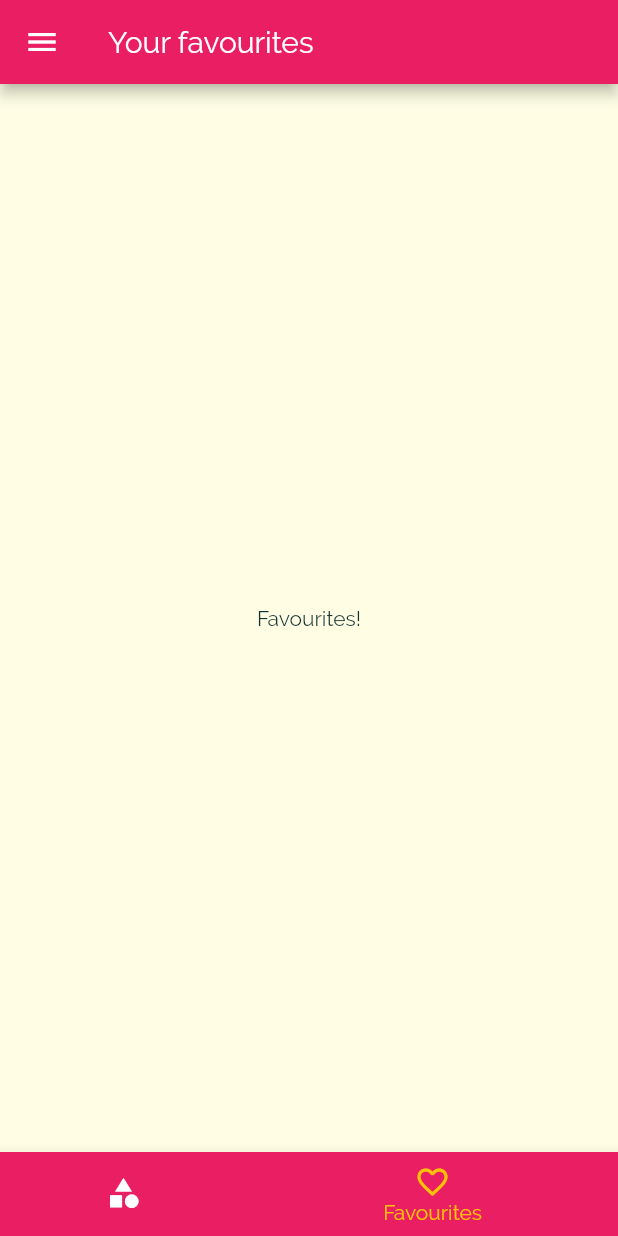
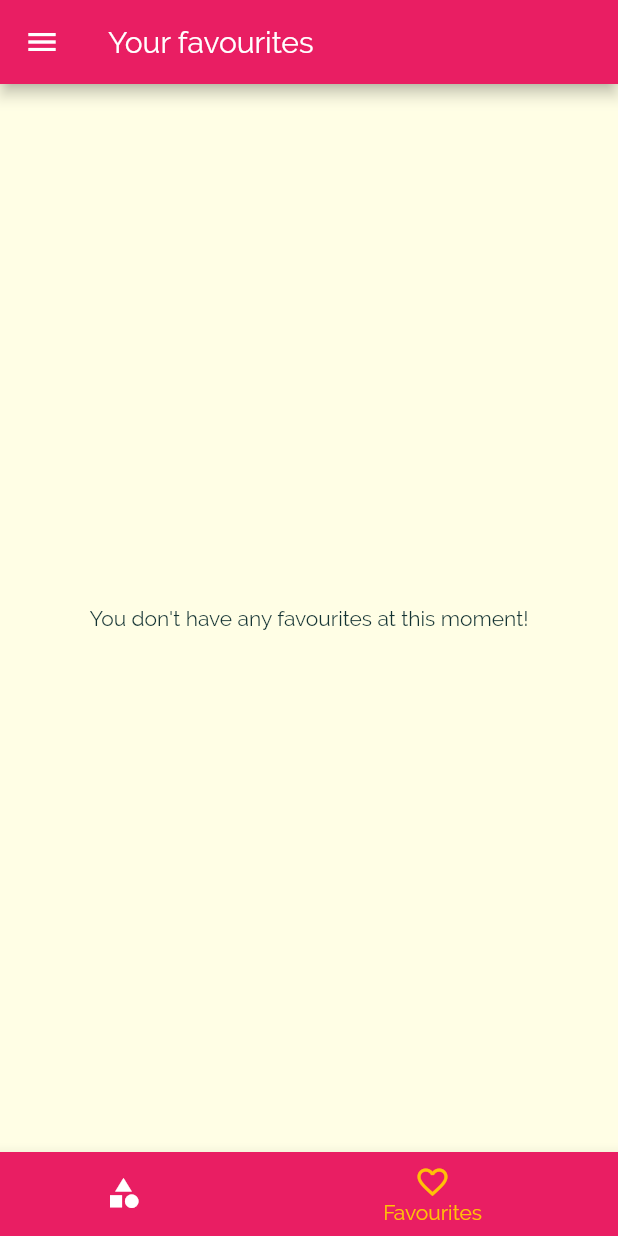
Before and after one commit to bhogalprabjot/Meals-App, a Flutter app: the screen it shows after launch, item 2 of the bottom bar chosen, on a phone screen of 412 x 824 dp. Run offline on Flutter 3.47's test engine with Material 2 defaults, Android fonts, the phone set to English and light mode, and no system bars.

Commit message:
v1.0 completed!

```diff
--- a/lib/main.dart
+++ b/lib/main.dart
@@ -17,6 +17,7 @@ class MyApp extends StatefulWidget {
 }
 
 class _MyAppState extends State<MyApp> {
+  List<Meal> _existingFavourites = [];
   List<Meal> _avaliableMeals = DUMMY_MEALS;
 
   Map<String, bool> _filters = {
@@ -25,6 +26,21 @@ class _MyAppState extends State<MyApp> {
     'vegetarian': false,
     'vegan': false,
   };
+
+  void _toggleFavs(String id) {
+    var index = _existingFavourites.indexWhere((meal) => meal.id == id);
+    if (index >= 0) {
+      _existingFavourites.removeAt(index);
+    } else {
+      _existingFavourites.add(DUMMY_MEALS.firstWhere((meal) => meal.id == id));
+    }
+  }
+
+  bool _isFav(String id) {
+    return _existingFavourites.any((element) => element.id == id)
+        ? true
+        : false;
+  }
 
   void _setFilters(Map<String, bool> filterData) {
     setState(() {
@@ -75,10 +91,13 @@ class _MyAppState extends State<MyApp> {
       // home: CategoriesScreen(),
       initialRoute: '/',
       routes: {
-        '/': (ctx) => TabsScreen(),
+        '/': (ctx) => TabsScreen(
+              existingFavs: _existingFavourites,
+            ),
         CategoryMealsScreen.routeName: (ctx) =>
             CategoryMealsScreen(_avaliableMeals),
-        MealDetailScreen.routeName: (ctx) => MealDetailScreen(),
+        MealDetailScreen.routeName: (ctx) =>
+            MealDetailScreen(_toggleFavs, _isFav),
         FilterScreen.routeName: (ctx) => FilterScreen(_filters, _setFilters),
       },
       // onUnknownRoute: (settings) =>
--- a/lib/screen/category_meals_screen.dart
+++ b/lib/screen/category_meals_screen.dart
@@ -57,6 +57,7 @@ class _CategoryMealsScreenState extends State<CategoryMealsScreen> {
           );
         },
         itemCount: displayedMeals.length,
-        ));
+      ),
+    );
   }
 }
--- a/lib/screen/favourites_screen.dart
+++ b/lib/screen/favourites_screen.dart
@@ -1,10 +1,31 @@
 import 'package:flutter/material.dart';
+import 'package:meals_app/models/meal.dart';
+import '../widgets/meal_item.dart';
 
 class FavouritesScreen extends StatelessWidget {
+  List<Meal> existingFavs;
+  FavouritesScreen(this.existingFavs);
   @override
   Widget build(BuildContext context) {
-    return Center(
-      child: Text("Favourites!"),
-    );
+    if (existingFavs.isEmpty) {
+      return Center(
+        child: Text("You don't have any favourites at this moment!"),
+      );
+    } else {
+      return ListView.builder(
+        itemBuilder: (cxt, index) {
+          return MealItem(
+            id: existingFavs[index].id,
+            title: existingFavs[index].title,
+            affordability: existingFavs[index].affordability,
+            imageUrl: existingFavs[index].imageUrl,
+            duration: existingFavs[index].duration,
+            complexity: existingFavs[index].complexity,
+            // removeItem: _removeItem,
+          );
+        },
+        itemCount: existingFavs.length,
+      );
+    }
   }
 }
--- a/lib/screen/tabs_screen.dart
+++ b/lib/screen/tabs_screen.dart
@@ -1,25 +1,35 @@
 import 'package:flutter/material.dart';
+import 'package:meals_app/models/meal.dart';
 import 'package:meals_app/screen/categories_screen.dart';
 import 'package:meals_app/screen/favourites_screen.dart';
 import 'package:meals_app/widgets/main_drawer.dart';
 
 class TabsScreen extends StatefulWidget {
+  List<Meal> existingFavs;
+
+  TabsScreen({this.existingFavs});
   @override
   _TabsScreenState createState() => _TabsScreenState();
 }
 
 class _TabsScreenState extends State<TabsScreen> {
-  final List<Map<String, Object>> _pages = [
+  List<Map<String, Object>> _pages;
+  int _selectedPageIndex = 0;
+
+  @override
+  void initState() {
+    _pages = [
       {
         'screen': CategoriesScreen(),
         'title': 'Categories',
       },
       {
-      'screen': FavouritesScreen(),
+        'screen': FavouritesScreen(widget.existingFavs),
         'title': 'Your favourites',
       },
     ];
-  int _selectedPageIndex = 0;
+    super.initState();
+  }
 
   void _selectPage(int index) {
     setState(() {
```
Also changed, not shown: lib/screen/meal_detail_screen.dart (+6 -2 lines). Lines whose indentation alone changed are shown as unchanged.
